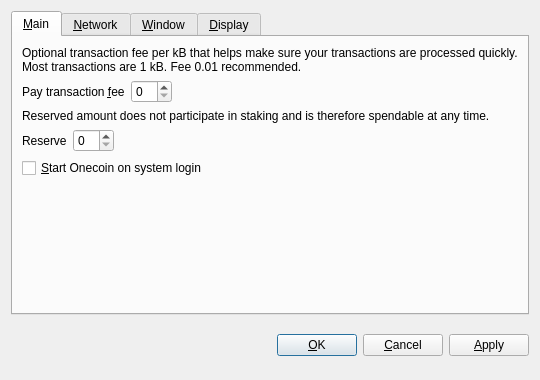
Before: the Qt Designer form src/qt/forms/optionsdialog.ui in theone-and-not-only-coin/onecoin, drawn with Qt 5.
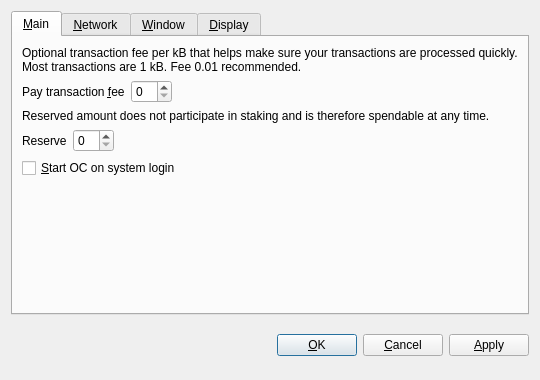
After: the same form once the commit is applied. Custom widgets are drawn as their Qt base class.

```diff
--- a/src/qt/forms/optionsdialog.ui
+++ b/src/qt/forms/optionsdialog.ui
@@ -128,7 +128,7 @@
           <string>Automatically start Onecoin after logging in to the system.</string>
          </property>
          <property name="text">
-          <string>&amp;Start Onecoin on system login</string>
+          <string>&amp;Start OC on system login</string>
          </property>
         </widget>
        </item>
```
Left out of the diff: 8 changed lines with no effect on the pictures.
